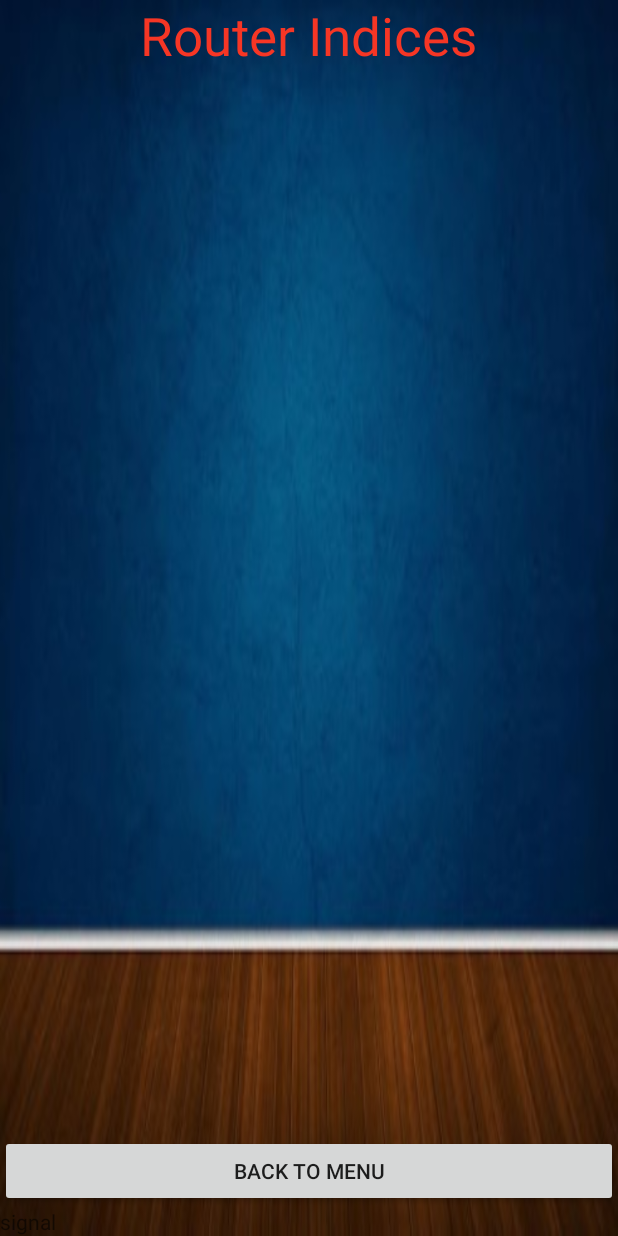
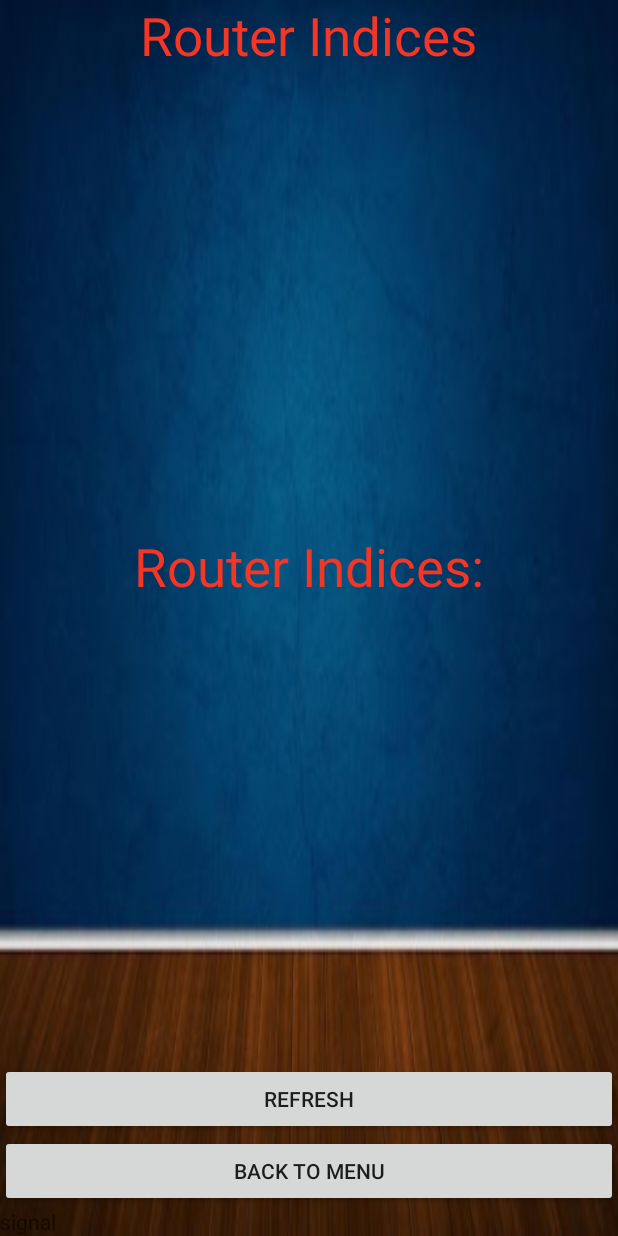
Before and after one commit to liorsap1/SW-Final-project-JCE-, an Android app: the layout indices.xml on its own in the app's theme, with its tools: preview values and no code run, on a phone screen of 412 x 824 dp. Run offline under Robolectric (Android 15) with nearby library versions, the phone set to English and light mode, and no system bars.

Commit message:
Creating button and textview for range

```diff
--- a/Code/WifiApp2/app/src/main/res/layout/indices.xml
+++ b/Code/WifiApp2/app/src/main/res/layout/indices.xml
@@ -14,6 +14,22 @@
             android:textColor="#f63625"
             android:layout_gravity="center"
             android:id="@+id/title"/>
+
+    <TextView
+            android:text="Router Indices:"
+            android:layout_width="wrap_content"
+            android:layout_height="wrap_content"
+            android:textSize="35sp"
+            android:layout_weight="6"
+            android:textColor="#f63625"
+            android:layout_gravity="center"
+            android:id="@+id/range"/>
+    <Button
+            android:text="refresh"
+            android:layout_width="match_parent"
+            android:layout_height="wrap_content"
+            android:layout_gravity="bottom"
+            android:id="@+id/refresh"/>
     <Button
             android:text="Back to menu"
             android:layout_width="match_parent"
```
